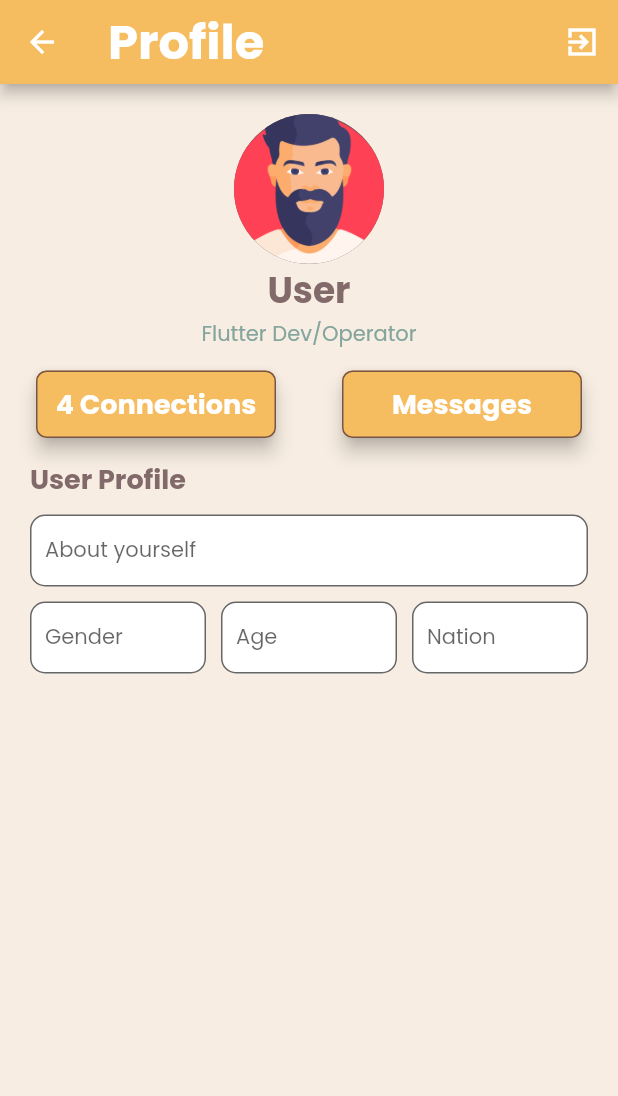
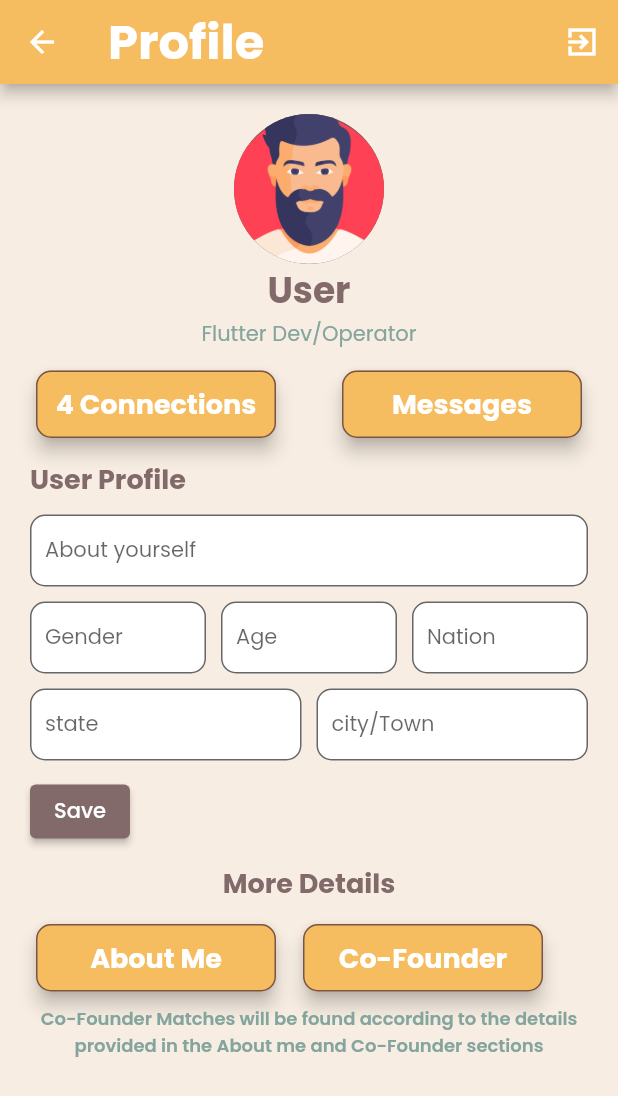
Before and after one commit to IrshadSTX/foundr-mobile-application, a Flutter app: the ProfieScreen screen opened directly, on a phone screen of 412 x 824 dp. Shown: the top 1096 px of the screen. Run offline on Flutter 3.47's test engine with Material 2 defaults, Android fonts, the phone set to English and light mode, and no system bars; our stand-ins replace cached_network_image, dio, flutter_html, flutter_secure_storage, fluttertoast, google_fonts and 1 more; missing offline and left inert: circle_bottom_navigation_bar, razorpay_flutter; accounts and stored records are empty.

Commit message:
profile desings

```diff
--- /dev/null
+++ b/lib/controllers/provider/profile/profile_screen_provider.dart
@@ -0,0 +1,3 @@
+import 'package:flutter/material.dart';
+
+class ProfileScreenProvider with ChangeNotifier {}
--- a/lib/views/main_screens/profile_screen/profile_screen.dart
+++ b/lib/views/main_screens/profile_screen/profile_screen.dart
@@ -34,15 +34,53 @@ class ProfieScreen extends StatelessWidget {
               color: Colors.white,
             ),
             onPressed: () {
+              showDialog<void>(
+                context: context,
+                builder: (BuildContext context) {
+                  return AlertDialog(
+                    title: Text(
+                      'Sign out!',
+                      style: kHeading,
+                    ),
+                    content: SingleChildScrollView(
+                      child: ListBody(
+                        children: const <Widget>[
+                          Text(
+                            'Are you sure want to Sign Out',
+                          ),
+                        ],
+                      ),
+                    ),
+                    actions: [
+                      ElevatedButton(
+                        child: const Text('Decline'),
+                        onPressed: () {
+                          Navigator.of(context).pop();
+                        },
+                      ),
+                      TextButton(
+                        child: const Text(
+                          'Yes',
+                          style: TextStyle(color: Colors.red),
+                        ),
+                        onPressed: () {
                           storage.delete(key: "token");
                           Navigator.of(context).pushAndRemoveUntil(
-                  MaterialPageRoute(builder: (context) => const SplashScreen()),
+                              MaterialPageRoute(
+                                  builder: (context) => const SplashScreen()),
                               (route) => false);
+                        },
+                      ),
+                    ],
+                  );
+                },
+              );
             },
           ),
         ],
       ),
       body: SingleChildScrollView(
+        physics: const BouncingScrollPhysics(),
         child: Center(
           child: Container(
             padding: const EdgeInsets.all(20),
@@ -67,12 +105,14 @@ class ProfieScreen extends StatelessWidget {
                 kHeight10,
                 Row(
                   mainAxisAlignment: MainAxisAlignment.spaceBetween,
-                  children: const [
+                  children: [
                     CardButtonWidget(
                       title: '4 Connections',
+                      onPressed: () {},
                     ),
                     CardButtonWidget(
                       title: 'Messages',
+                      onPressed: () {},
                     )
                   ],
                 ),
@@ -87,17 +127,76 @@ class ProfieScreen extends StatelessWidget {
                         fontsize: 18),
                   ],
                 ),
+                Column(
+                  children: [
                     Form(
                       child: Column(
                         children: [
                           kHeight10,
-                      TextFormWidget(
+                          const TextFormWidget(
                             hinttext: 'About yourself',
                           ),
                           kHeight10,
-                      FieldsInRowWidget()
+                          FieldsInRowWidget(),
+                          kHeight10,
+                          Row(
+                            children: [
+                              const Expanded(
+                                child: TextFormWidget(
+                                  hinttext: 'state',
+                                ),
+                              ),
+                              kWidth10,
+                              const Expanded(
+                                child: TextFormWidget(
+                                  hinttext: 'city/Town',
+                                ),
+                              ),
                             ],
                           ),
+                          kHeight10,
+                          Row(
+                            mainAxisAlignment: MainAxisAlignment.start,
+                            children: [
+                              ElevatedButton(
+                                  onPressed: () {}, child: const Text('Save')),
+                            ],
+                          ),
+                        ],
+                      ),
+                    ),
+                    kHeight10,
+                    const TextStyleWidget(
+                        title: 'More Details',
+                        thick: FontWeight.bold,
+                        textcolor: kBrown,
+                        fontsize: 18),
+                    kHeight10,
+                    Row(
+                      children: [
+                        CardButtonWidget(
+                          title: 'About Me',
+                          onPressed: () {},
+                        ),
+                        kWidth10,
+                        CardButtonWidget(
+                          title: 'Co-Founder',
+                          onPressed: () {},
+                        )
+                      ],
+                    ),
+                    kHeight5,
+                    SizedBox(
+                        width: size.width * 0.9,
+                        child: const Text(
+                          'Co-Founder Matches will be found according to the details provided in the About me and Co-Founder sections',
+                          style: TextStyle(
+                              color: kGreen,
+                              fontSize: 12,
+                              fontWeight: FontWeight.w600),
+                          textAlign: TextAlign.center,
+                        )),
+                  ],
                 ),
               ],
             ),
--- a/lib/views/main_screens/profile_screen/widgets/card_button_widget.dart
+++ b/lib/views/main_screens/profile_screen/widgets/card_button_widget.dart
@@ -3,8 +3,9 @@ import 'package:foundr_project/core/colors.dart';
 import 'package:foundr_project/core/widgets/textstyle.dart';
 
 class CardButtonWidget extends StatelessWidget {
-  const CardButtonWidget({super.key, required this.title});
+  CardButtonWidget({super.key, required this.title, required this.onPressed});
   final String title;
+  Function onPressed;
 
   @override
   Widget build(BuildContext context) {
@@ -15,7 +16,7 @@ class CardButtonWidget extends StatelessWidget {
         color: kYellow,
         shape: RoundedRectangleBorder(
           side: const BorderSide(color: Colors.brown, width: 1),
-          borderRadius: BorderRadius.circular(7),
+          borderRadius: BorderRadius.circular(10),
         ),
         child: SizedBox(
           height: 45,
```
Also changed, not shown: lib/views/main_screens/article_screen/widgets/article_card_widget.dart (+12 -6 lines), lib/views/main_screens/event_screen/widgets/events_card_widget.dart (+12 -10 lines). Lines whose indentation alone changed are shown as unchanged.
